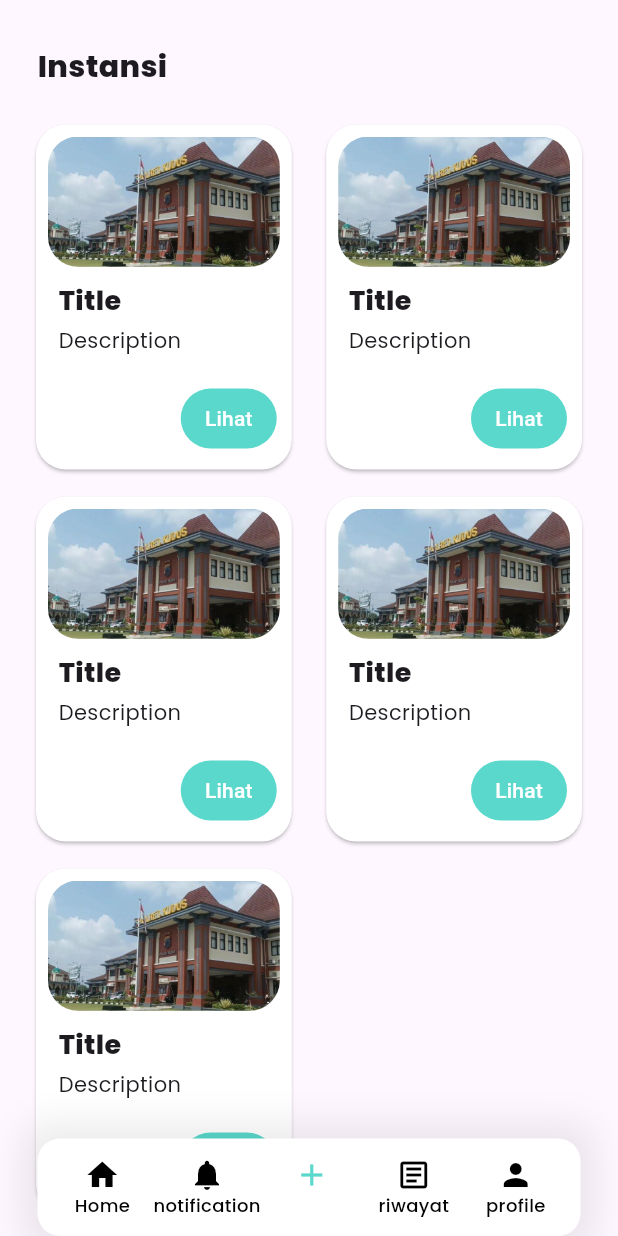
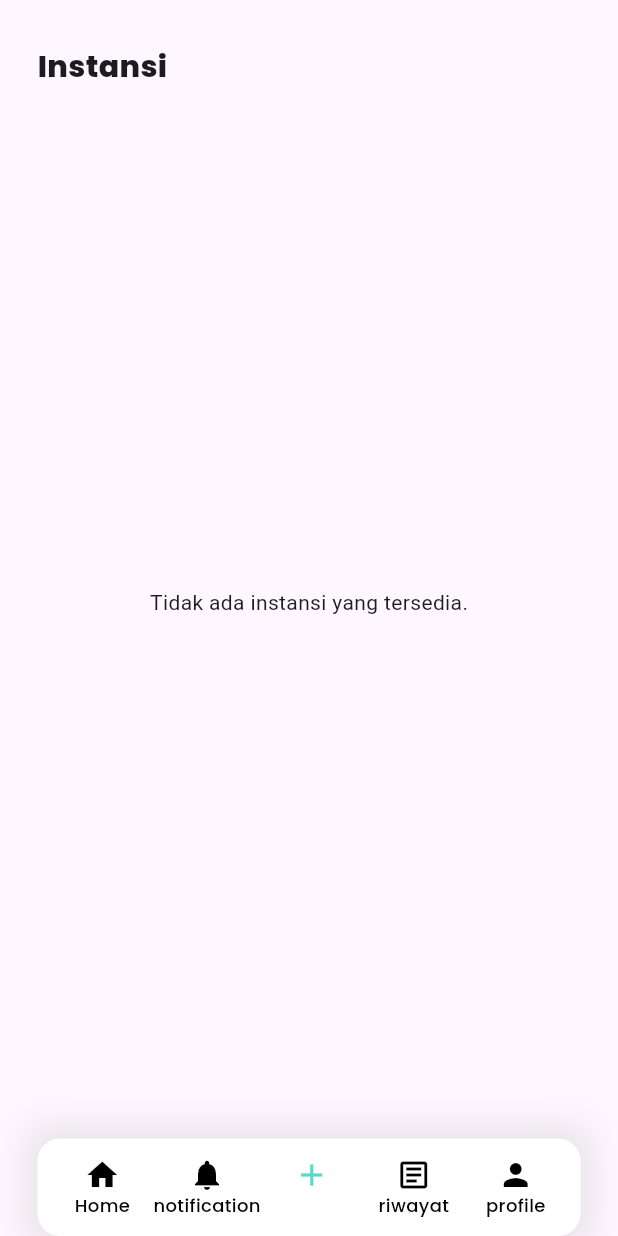
Before and after one commit to krisnaCIHUUUY/wadul_app, a Flutter app: the screen it shows once a user with an empty profile is signed in, item 3 of the bottom bar chosen, on a phone screen of 412 x 824 dp. Run offline on Flutter 3.47's test engine with Material 3 defaults, Android fonts, the light colour scheme and no system bars; our stand-ins replace bloc, cloud_firestore, equatable, firebase_auth, firebase_core, flutter_bloc and 4 more; accounts and stored records are empty.

Commit message:
membuat object instansi dan menampilkan nya di halaman instansi, lalu menghubungkan object report dengan object instansi

```diff
--- /dev/null
+++ b/lib/features/instansi/data/repository/instansi_repository_impl.dart
@@ -0,0 +1,30 @@
+import 'package:cloud_firestore/cloud_firestore.dart';
+import 'package:wadul_app/features/instansi/data/model/instansi_model.dart';
+import 'package:wadul_app/features/instansi/domain/entities/instansi_entity.dart';
+import 'package:wadul_app/features/instansi/domain/repository/instansi_repository.dart';
+
+class InstansiRepositoryImpl implements InstansiRepository {
+  final FirebaseFirestore firestore;
+  const InstansiRepositoryImpl({required this.firestore});
+
+  @override
+  Future<List<InstansiEntity>> fetchAllInstansi() async {
+    try {
+      final snapshot = await firestore.collection('instansi').get();
+
+      final instansiList = snapshot.docs.map((doc) {
+        return InstansiModel.fromMap(doc.data(), doc.id);
+      }).toList();
+
+      return instansiList;
+    } on FirebaseException catch (e) {
+      // Tangani error spesifik Firebase
+      print('Firebase Error fetching instansi: $e');
+      throw Exception('Gagal mengambil data instansi dari server: ${e.code}');
+    } catch (e) {
+      // Tangani error umum
+      print('Error fetching instansi: $e');
+      throw Exception('Terjadi kesalahan tidak terduga.');
+    }
+  }
+}
--- /dev/null
+++ b/lib/features/instansi/domain/entities/instansi_entity.dart
@@ -0,0 +1,33 @@
+import 'package:equatable/equatable.dart';
+
+class InstansiEntity extends Equatable {
+  final String id;
+  final String nama;
+  final String jenis;
+  final String deskripsi;
+  final String alamat;
+  final String email;
+
+  const InstansiEntity({
+    required this.id,
+    required this.nama,
+    required this.jenis,
+    required this.deskripsi,
+    required this.alamat,
+    required this.email
+  });
+
+  factory InstansiEntity.fromFirestore(Map<String, dynamic> map, String id) {
+    return InstansiEntity(
+      id: id,
+      nama: map['nama'] ?? '',
+      jenis: map['jenis'] ?? '',
+      deskripsi: map['deskripsi'] ?? '',
+      alamat: map['alamat']?? '',
+      email: map['email'] ?? ''
+    );
+  }
+
+  @override
+  List<Object?> get props => [id, nama, jenis, deskripsi, alamat, email];
+}
--- /dev/null
+++ b/lib/features/instansi/domain/repository/instansi_repository.dart
@@ -0,0 +1,5 @@
+import 'package:wadul_app/features/instansi/domain/entities/instansi_entity.dart';
+
+abstract class InstansiRepository {
+  Future<List<InstansiEntity>> fetchAllInstansi();
+}
--- /dev/null
+++ b/lib/features/instansi/presentation/cubit/instansi_cubit.dart
@@ -0,0 +1,25 @@
+import 'package:bloc/bloc.dart';
+import 'package:equatable/equatable.dart';
+import 'package:wadul_app/features/instansi/domain/entities/instansi_entity.dart';
+import 'package:wadul_app/features/instansi/domain/repository/instansi_repository.dart';
+
+part 'instansi_state.dart';
+
+class InstansiCubit extends Cubit<InstansiState> {
+  final InstansiRepository repository;
+
+  InstansiCubit({required this.repository}) : super(InstansiInitial());
+
+  Future<void> fetchInstansiList() async {
+    // Jangan load ulang jika sudah ada data
+    if (state is InstansiLoaded) return;
+
+    emit(InstansiLoading());
+    try {
+      final instansiList = await repository.fetchAllInstansi();
+      emit(InstansiLoaded(instansiList));
+    } catch (e) {
+      emit(InstansiError(e.toString()));
+    }
+  }
+}
--- /dev/null
+++ b/lib/features/instansi/presentation/cubit/instansi_state.dart
@@ -0,0 +1,28 @@
+part of 'instansi_cubit.dart';
+
+sealed class InstansiState extends Equatable {
+  const InstansiState();
+
+  @override
+  List<Object> get props => [];
+}
+
+final class InstansiInitial extends InstansiState {}
+
+class InstansiLoading extends InstansiState {}
+
+class InstansiLoaded extends InstansiState {
+  final List<InstansiEntity> instansiList;
+  const InstansiLoaded(this.instansiList);
+
+  @override
+  List<Object> get props => [instansiList];
+}
+
+class InstansiError extends InstansiState {
+  final String message;
+  const InstansiError(this.message);
+
+  @override
+  List<Object> get props => [message];
+}
--- a/lib/features/report/domain/entities/report_entity.dart
+++ b/lib/features/report/domain/entities/report_entity.dart
@@ -38,6 +38,7 @@ class ReportEntity extends Equatable {
   final DateTime tanggal;
   final String userId;
   final String status;
+  final String instansiId;
   final List<Documentation> documentation;
 
   const ReportEntity({
@@ -50,6 +51,7 @@ class ReportEntity extends Equatable {
     required this.tanggal,
     required this.userId,
     required this.status,
+    required this.instansiId,
     this.documentation = const [],
   });
 
@@ -64,6 +66,7 @@ class ReportEntity extends Equatable {
       'tanggal': FieldValue.serverTimestamp(),
       'userId': userId,
       'status': status,
+      'instansiId': instansiId,
       'documentation': documentation.map((doc) => doc.toMap()).toList(),
     };
   }
@@ -85,6 +88,7 @@ class ReportEntity extends Equatable {
       tanggal: timestamp?.toDate() ?? DateTime.now(),
       userId: map['userId'] as String,
       status: map['status'] as String,
+      instansiId: map['instansiId'] as String,
       documentation: documentationList,
     );
   }
@@ -100,6 +104,7 @@ class ReportEntity extends Equatable {
     tanggal,
     userId,
     status,
+    instansiId,
     documentation,
   ];
 }
--- a/lib/features/report/presentation/pages/add_page.dart
+++ b/lib/features/report/presentation/pages/add_page.dart
@@ -1,12 +1,42 @@
 import 'package:flutter/material.dart';
+import 'package:flutter_bloc/flutter_bloc.dart';
+import 'package:get_it/get_it.dart';
+import 'package:wadul_app/features/instansi/domain/entities/instansi_entity.dart';
+import 'package:wadul_app/features/instansi/presentation/cubit/instansi_cubit.dart';
+import 'package:wadul_app/features/report/presentation/pages/info_layanan_page.dart';
 import 'package:wadul_app/features/report/presentation/widgets/instansi_card.dart';
 
-class AddPage extends StatelessWidget {
+final sl = GetIt.instance;
+
+class AddPage extends StatefulWidget {
   const AddPage({super.key});
 
   @override
+  State<AddPage> createState() => _AddPageState();
+}
+
+class _AddPageState extends State<AddPage> {
+  late final InstansiCubit _instansiCubit;
+
+  @override
+  void initState() {
+    super.initState();
+
+    _instansiCubit = sl<InstansiCubit>();
+
+    _instansiCubit.fetchInstansiList();
+  }
+
+  @override
+  void dispose() {
+    super.dispose();
+  }
+
+  @override
   Widget build(BuildContext context) {
-    return Scaffold(
+    return BlocProvider<InstansiCubit>(
+      create: (context) => _instansiCubit,
+      child: Scaffold(
         body: Column(
           crossAxisAlignment: CrossAxisAlignment.start,
           children: [
@@ -23,22 +53,82 @@ class AddPage extends StatelessWidget {
             ),
 
             Expanded(
-            child: GridView.builder(
+              child: BlocBuilder<InstansiCubit, InstansiState>(
+                builder: (context, state) {
+                  if (state is InstansiLoading || state is InstansiInitial) {
+                    return const Center(child: CircularProgressIndicator());
+                  }
+
+                  // State 2: Error
+                  if (state is InstansiError) {
+                    return Center(
+                      child: Text(
+                        'Gagal memuat instansi: ${state.message}',
+                        textAlign: TextAlign.center,
+                        style: const TextStyle(color: Colors.red),
+                      ),
+                    );
+                  }
+
+                  if (state is InstansiLoaded) {
+                    final List<InstansiEntity> instansiList =
+                        state.instansiList;
+                    if (instansiList.isEmpty) {
+                      return const Center(
+                        child: Text('Tidak ada instansi yang tersedia.'),
+                      );
+                    }
+
+                    return GridView.builder(
                       padding: const EdgeInsets.symmetric(horizontal: 20),
-              itemCount: 5,
-              gridDelegate: const SliverGridDelegateWithFixedCrossAxisCount(
-                crossAxisCount: 2,
+                      itemCount: instansiList.length,
+                      gridDelegate:
+                          const SliverGridDelegateWithFixedCrossAxisCount(
+                            crossAxisCount: 1,
                             crossAxisSpacing: 15,
                             mainAxisSpacing: 10,
 
-                childAspectRatio: 0.75,
+                            childAspectRatio: 0.85,
                           ),
                       itemBuilder: (context, index) {
-                return InstansiCard();
+                        final instansi = instansiList[index];
+                        return InstansiCard(
+                          nama: instansi.nama,
+                          jenis: instansi.jenis,
+                          onPressed: () {
+                            Navigator.push(
+                              context,
+                              PageRouteBuilder(
+                                pageBuilder:
+                                    (context, animation, secondaryAnimation) =>
+                                        InfoLayananPage(instansi: instansi),
+                                transitionsBuilder:
+                                    (
+                                      context,
+                                      animation,
+                                      secondaryAnimation,
+                                      child,
+                                    ) {
+                                      return FadeTransition(
+                                        opacity: animation,
+                                        child: child,
+                                      );
+                                    },
+                                transitionDuration: Duration(milliseconds: 400),
+                              ),
+                            );
+                          },
+                        );
+                      },
+                    );
+                  }
+                  return const SizedBox();
                 },
               ),
             ),
+            const SizedBox(height: 100),
           ],
+        ),
       ),
     );
   }
--- a/lib/features/report/presentation/pages/info_layanan_page.dart
+++ b/lib/features/report/presentation/pages/info_layanan_page.dart
@@ -1,9 +1,11 @@
 import 'package:flutter/material.dart';
 import 'package:wadul_app/core/colors/custom_colors.dart';
+import 'package:wadul_app/features/instansi/domain/entities/instansi_entity.dart';
 import 'package:wadul_app/features/report/presentation/pages/report_form_page.dart';
 
 class InfoLayananPage extends StatelessWidget {
-  const InfoLayananPage({super.key});
+  final InstansiEntity instansi;
+  const InfoLayananPage({super.key, required this.instansi});
 
   @override
   Widget build(BuildContext context) {
@@ -46,7 +48,7 @@ class InfoLayananPage extends StatelessWidget {
                   crossAxisAlignment: CrossAxisAlignment.start,
                   children: [
                     Text(
-                      "Judul Layanan",
+                      instansi.nama,
                       style: TextStyle(
                         fontSize: 25,
                         fontWeight: FontWeight.bold,
@@ -57,9 +59,7 @@ class InfoLayananPage extends StatelessWidget {
                     const SizedBox(height: 10),
 
                     Text(
-                      "Ini adalah deskripsi layanan yang bisa kamu isi sesuai kebutuhan. "
-                      "Gunakan untuk menjelaskan detail layanan, jam operasional, "
-                      "alamat, kontak, dan hal penting lainnya.",
+                      instansi.deskripsi,
                       style: TextStyle(fontSize: 16, fontFamily: "Poppins"),
                     ),
 
@@ -77,9 +77,9 @@ class InfoLayananPage extends StatelessWidget {
                     const SizedBox(height: 10),
 
                     Text(
-                      "• Alamat lengkap: Jl. Contoh No.123\n"
-                      "• Jam operasional: 08.00 - 16.00\n"
-                      "• Kontak: 0812-3456-7890",
+                      "• Alamat lengkap: ${instansi.alamat}\n",
+                      // "• Jam operasional: 08.00 - 16.00\n"
+                      // "• Kontak: 0812-3456-7890",
                       style: TextStyle(fontSize: 16, fontFamily: "Poppins"),
                     ),
 
@@ -91,7 +91,8 @@ class InfoLayananPage extends StatelessWidget {
                           Navigator.push(
                             context,
                             MaterialPageRoute(
-                              builder: (context) => ReportFormPage(),
+                              builder: (context) =>
+                                  ReportFormPage(selectedInstansi: instansi),
                             ),
                           );
                         },
--- a/lib/features/report/presentation/widgets/instansi_card.dart
+++ b/lib/features/report/presentation/widgets/instansi_card.dart
@@ -1,15 +1,24 @@
 import 'package:flutter/material.dart';
 import 'package:wadul_app/core/colors/custom_colors.dart';
-import 'package:wadul_app/features/report/presentation/pages/info_layanan_page.dart';
 
 class InstansiCard extends StatelessWidget {
-  const InstansiCard({super.key});
+  final String nama;
+  final String jenis;
+  final void Function()? onPressed;
+
+  const InstansiCard({
+    super.key,
+    required this.onPressed,
+    required this.nama,
+    required this.jenis,
+  });
 
   @override
   Widget build(BuildContext context) {
     return Card(
       color: putihText,
       shape: RoundedRectangleBorder(borderRadius: BorderRadius.circular(20)),
+
       child: Column(
         crossAxisAlignment: CrossAxisAlignment.start,
         children: [
@@ -17,7 +26,6 @@ class InstansiCard extends StatelessWidget {
             padding: const EdgeInsets.only(top: 8, left: 8, right: 8),
             child: ClipRRect(
               borderRadius: BorderRadius.circular(20),
-
               child: AspectRatio(
                 aspectRatio: 16 / 9,
                 child: Image.asset("assets/polres.jpg", fit: BoxFit.cover),
@@ -28,47 +36,32 @@ class InstansiCard extends StatelessWidget {
           Padding(
             padding: const EdgeInsets.only(left: 15, top: 10),
             child: Column(
-              crossAxisAlignment: CrossAxisAlignment.start,
-              children: const [
+              crossAxisAlignment: CrossAxisAlignment.stretch,
+              mainAxisAlignment: MainAxisAlignment.spaceAround,
+              children: [
                 Text(
-                  "Title",
+                  nama,
+
                   style: TextStyle(
                     fontSize: 18,
                     fontWeight: FontWeight.w600,
                     fontFamily: "Poppins",
                   ),
                 ),
-                SizedBox(height: 3),
-                Text("Description", style: TextStyle(fontFamily: "Poppins")),
+                // SizedBox(height: 3),
+                Text(jenis, style: TextStyle(fontFamily: "Poppins")),
               ],
             ),
           ),
-
-          const Spacer(),
-
+          const Spacer(flex: 1),
+          // const SizedBox(height: 50),
           Padding(
             padding: const EdgeInsets.only(right: 10, bottom: 10),
             child: Align(
               alignment: Alignment.bottomRight,
               child: TextButton(
                 style: TextButton.styleFrom(backgroundColor: tosca),
-                onPressed: () {
-                  Navigator.push(
-                    context,
-                    PageRouteBuilder(
-                      pageBuilder: (context, animation, secondaryAnimation) =>
-                          InfoLayananPage(),
-                      transitionsBuilder:
-                          (context, animation, secondaryAnimation, child) {
-                            return FadeTransition(
-                              opacity: animation,
-                              child: child,
-                            );
-                          },
-                      transitionDuration: Duration(milliseconds: 400),
-                    ),
-                  );
-                },
+                onPressed: onPressed,
                 child: const Text("Lihat", style: TextStyle(color: putihText)),
               ),
             ),
```
Also changed, not shown: lib/core/injection_container.dart (+9 -0 lines), lib/features/instansi/data/model/instansi_model.dart (added, +35 -0 lines), lib/features/report/data/model/report_model.dart (+16 -11 lines), lib/features/report/presentation/pages/report_form_page.dart (+17 -6 lines). Lines whose indentation alone changed are shown as unchanged.
